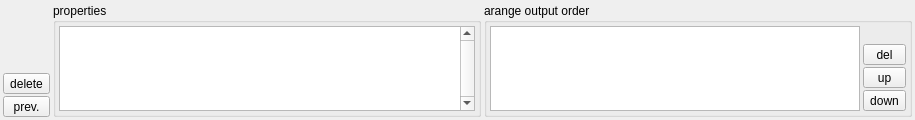
Above: settings/xvpropwdgt.ui from CDullin/xVTK before the change. Below: the same form after it.
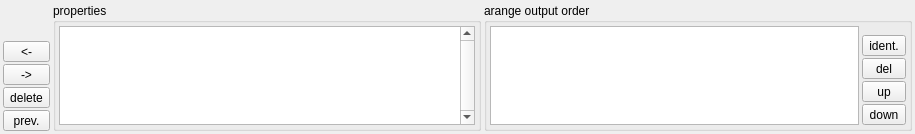
That is the form after the change. Custom widgets are drawn as their Qt base class.

```diff
--- a/settings/xvpropwdgt.ui
+++ b/settings/xvpropwdgt.ui
@@ -7,7 +7,7 @@
     <x>0</x>
     <y>0</y>
     <width>915</width>
-    <height>120</height>
+    <height>134</height>
    </rect>
   </property>
   <property name="sizePolicy">
@@ -59,6 +59,38 @@
        </property>
       </spacer>
      </item>
+     <item>
+      <widget class="QToolButton" name="pPrevObjTB">
+       <property name="sizePolicy">
+        <sizepolicy hsizetype="Minimum" vsizetype="Fixed">
+         <horstretch>0</horstretch>
+         <verstretch>0</verstretch>
+        </sizepolicy>
+       </property>
+       <property name="text">
+        <string>&lt;-</string>
+       </property>
+       <property name="autoRepeat">
+        <bool>true</bool>
+       </property>
+      </widget>
+     </item>
+     <item>
+      <widget class="QToolButton" name="pNextObjTB">
+       <property name="sizePolicy">
+        <sizepolicy hsizetype="Minimum" vsizetype="Fixed">
+         <horstretch>0</horstretch>
+         <verstretch>0</verstretch>
+        </sizepolicy>
+       </property>
+       <property name="text">
+        <string>-&gt;</string>
+       </property>
+       <property name="autoRepeat">
+        <bool>true</bool>
+       </property>
+      </widget>
+     </item>
      <item>
       <widget class="QToolButton" name="pDeleteTB">
        <property name="sizePolicy">
@@ -83,6 +115,9 @@
        <property name="text">
         <string>prev.</string>
        </property>
+       <property name="checkable">
+        <bool>false</bool>
+       </property>
       </widget>
      </item>
     </layout>
@@ -125,6 +160,9 @@
         <attribute name="verticalHeaderVisible">
          <bool>false</bool>
         </attribute>
+        <attribute name="verticalHeaderDefaultSectionSize">
+         <number>25</number>
+        </attribute>
         <column>
          <property name="text">
           <string>New Column</string>
@@ -145,6 +183,12 @@
      <property name="title">
       <string>arange output order</string>
      </property>
+     <property name="flat">
+      <bool>false</bool>
+     </property>
+     <property name="checkable">
+      <bool>false</bool>
+     </property>
      <layout class="QHBoxLayout" name="horizontalLayout">
       <property name="spacing">
        <number>3</number>
@@ -162,7 +206,26 @@
        <number>3</number>
       </property>
       <item>
-       <widget class="QListView" name="listView"/>
+       <widget class="QTableWidget" name="pConnectionLWdgt">
+        <property name="selectionMode">
+         <enum>QAbstractItemView::SingleSelection</enum>
+        </property>
+        <property name="selectionBehavior">
+         <enum>QAbstractItemView::SelectRows</enum>
+        </property>
+        <attribute name="horizontalHeaderVisible">
+         <bool>false</bool>
+        </attribute>
+        <attribute name="horizontalHeaderStretchLastSection">
+         <bool>true</bool>
+        </attribute>
+        <attribute name="verticalHeaderVisible">
+         <bool>false</bool>
+        </attribute>
+        <attribute name="verticalHeaderDefaultSectionSize">
+         <number>25</number>
+        </attribute>
+       </widget>
       </item>
       <item>
        <layout class="QVBoxLayout" name="verticalLayout_2">
@@ -182,6 +245,16 @@
           </property>
          </spacer>
         </item>
+        <item>
+         <widget class="QToolButton" name="pIdentifyTB">
+          <property name="text">
+           <string>ident.</string>
+          </property>
+          <property name="checkable">
+           <bool>true</bool>
+          </property>
+         </widget>
+        </item>
         <item>
          <widget class="QToolButton" name="pDelConnectionTB">
           <property name="sizePolicy">
```
Left out of the diff: 8 changed lines with no effect on the pictures.
